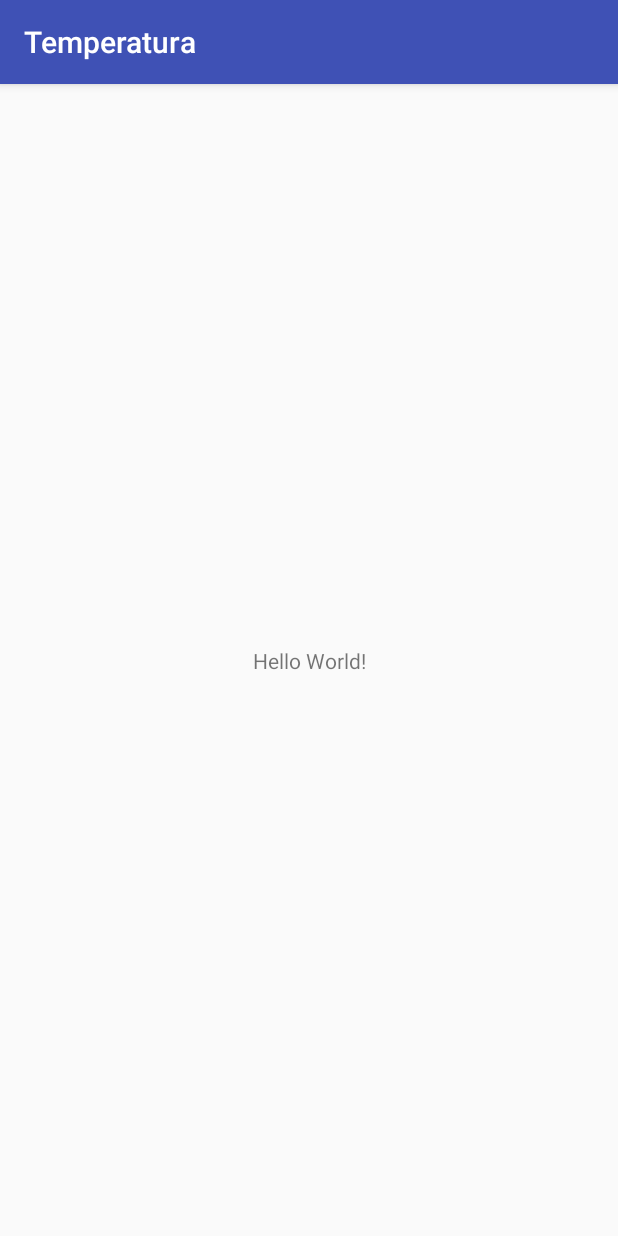
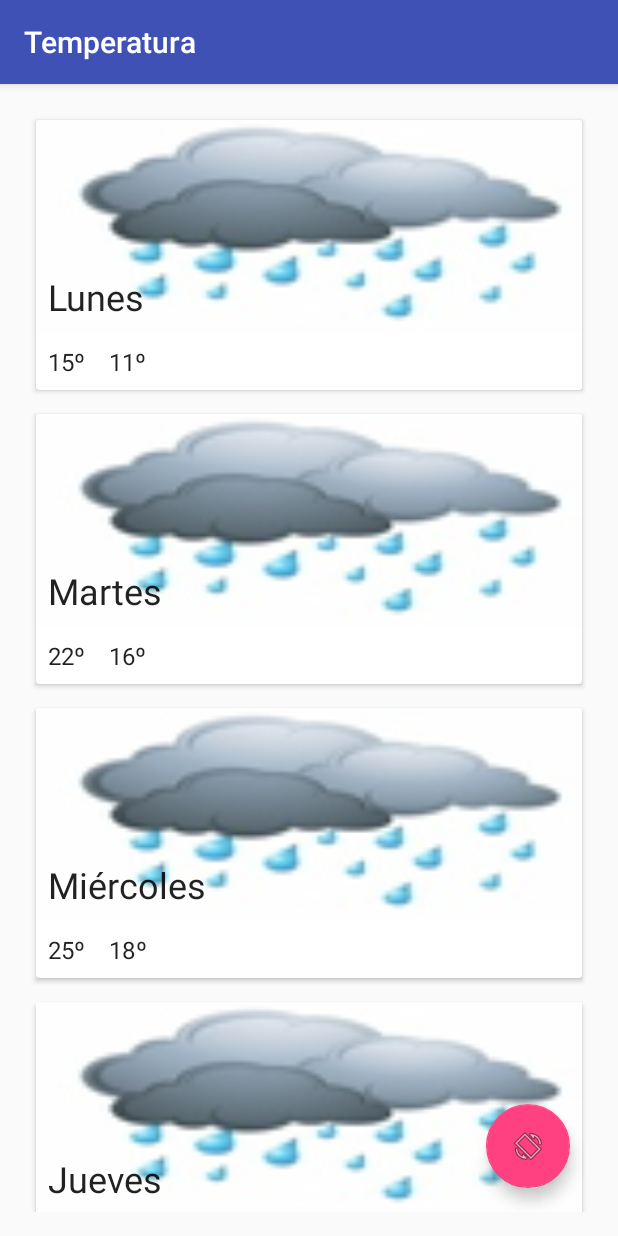
Before and after one commit to emanuelcondo/TP0-Taller-de-Proyectos-2, an Android app: the screen it shows after launch (MainActivity), on a phone screen of 412 x 824 dp. Run offline under Robolectric (Android 15) with nearby library versions, the phone set to English and light mode, and no system bars.

Commit message:
Primera version de la pantalla principal. Sin menu de ciudades

```diff
--- a/app/build.gradle
+++ b/app/build.gradle
@@ -20,10 +20,14 @@ android {
 
 dependencies {
     implementation fileTree(dir: 'libs', include: ['*.jar'])
-    implementation 'com.android.support:appcompat-v7:28.0.0-rc02'
+    implementation 'com.android.support:appcompat-v7:28.0.0-rc01'
     implementation 'com.android.support.constraint:constraint-layout:1.1.2'
     testImplementation 'junit:junit:4.12'
     androidTestImplementation 'com.android.support.test:runner:1.0.2'
     androidTestImplementation 'com.android.support.test.espresso:espresso-core:3.0.2'
     implementation 'com.android.volley:volley:1.1.1'
+    implementation 'com.android.support:recyclerview-v7:28.0.0-rc01'
+    implementation 'com.android.support:cardview-v7:28.0.0-rc01'
+    implementation 'com.github.bumptech.glide:glide:3.7.0'
+    implementation 'com.android.support:design:28.0.0-rc01'
 }
--- a/app/src/main/java/com/fiuba/tdp2/tp0/temperatura/MainActivity.java
+++ b/app/src/main/java/com/fiuba/tdp2/tp0/temperatura/MainActivity.java
@@ -1,13 +1,56 @@
 package com.fiuba.tdp2.tp0.temperatura;
 
+import android.content.res.TypedArray;
 import android.support.v7.app.AppCompatActivity;
+import android.support.v7.widget.LinearLayoutManager;
+import android.support.v7.widget.RecyclerView;
 import android.os.Bundle;
+import android.view.View;
+
+import com.fiuba.tdp2.tp0.temperatura.dominio.Pronostico;
+import com.fiuba.tdp2.tp0.temperatura.vista.PronosticoAdapter;
+
+import java.util.ArrayList;
 
 public class MainActivity extends AppCompatActivity {
 
-    @Override
+    private RecyclerView recyclerView;
+    private ArrayList<Pronostico> pronosticos;
+    private PronosticoAdapter pronosticoAdapter;
+
     protected void onCreate(Bundle savedInstanceState) {
         super.onCreate(savedInstanceState);
         setContentView(R.layout.activity_main);
+
+        recyclerView = findViewById(R.id.recyclerView);
+
+        recyclerView.setLayoutManager(new LinearLayoutManager(this));
+        pronosticos = new ArrayList<>();
+        pronosticoAdapter = new PronosticoAdapter(this, pronosticos);
+        recyclerView.setAdapter(pronosticoAdapter);
+        mockearPronosticos();
     }
+
+    //TODO: Borrar esto
+    private void mockearPronosticos() {
+        String[] dias = {"Lunes", "Martes", "Miércoles", "Jueves", "Viernes"};
+        Integer[] tempMaximas = {15, 22, 25, 11, 8};
+        Integer[] tempMinimas = {11, 16, 18, 5, 1};
+        TypedArray imagenesClima = getResources().obtainTypedArray(R.array.imagenes_clima);
+
+        pronosticos.clear();
+
+        for (int i = 0 ; i < dias.length ; ++i) {
+            pronosticos.add(new Pronostico(dias[i], tempMaximas[i], tempMinimas[i], imagenesClima.getResourceId(0, 0)));
+        }
+
+        imagenesClima.recycle();
+
+        pronosticoAdapter.notifyDataSetChanged();
+    }
+
+    public void refreshPronostico(View view) {
+        mockearPronosticos();
+    }
+
 }
--- /dev/null
+++ b/app/src/main/java/com/fiuba/tdp2/tp0/temperatura/dominio/Pronostico.java
@@ -0,0 +1,31 @@
+package com.fiuba.tdp2.tp0.temperatura.dominio;
+
+public class Pronostico {
+    private String dia;
+    private int temperaturaMaxima;
+    private int temperaturaMinima;
+    private int imagen;
+
+    public Pronostico(String dia, int temperaturaMaxima, int temperaturaMinima, int imagen) {
+        this.dia = dia;
+        this.temperaturaMaxima = temperaturaMaxima;
+        this.temperaturaMinima = temperaturaMinima;
+        this.imagen = imagen;
+    }
+
+    public String getDia() {
+        return dia;
+    }
+
+    public int getTemperaturaMaxima() {
+        return temperaturaMaxima;
+    }
+
+    public int getTemperaturaMinima() {
+        return temperaturaMinima;
+    }
+
+    public int getImagen() {
+        return imagen;
+    }
+}
--- /dev/null
+++ b/app/src/main/java/com/fiuba/tdp2/tp0/temperatura/vista/PronosticoAdapter.java
@@ -0,0 +1,67 @@
+package com.fiuba.tdp2.tp0.temperatura.vista;
+
+import android.content.Context;
+import android.support.annotation.NonNull;
+import android.support.v7.widget.RecyclerView;
+import android.view.LayoutInflater;
+import android.view.View;
+import android.view.ViewGroup;
+import android.widget.ImageView;
+import android.widget.TextView;
+
+import com.bumptech.glide.Glide;
+import com.fiuba.tdp2.tp0.temperatura.R;
+import com.fiuba.tdp2.tp0.temperatura.dominio.Pronostico;
+
+import java.util.ArrayList;
+
+public class PronosticoAdapter extends RecyclerView.Adapter<PronosticoAdapter.ViewHolder> {
+
+    private ArrayList<Pronostico> pronosticos;
+    private Context contexto;
+
+    public PronosticoAdapter(Context contexto, ArrayList<Pronostico> pronosticos) {
+        this.contexto = contexto;
+        this.pronosticos = pronosticos;
+    }
+
+    @NonNull
+    public PronosticoAdapter.ViewHolder onCreateViewHolder(@NonNull ViewGroup parent, int viewType) {
+        return new ViewHolder(LayoutInflater.from(contexto).inflate(R.layout.pronostico_item, parent, false));
+    }
+
+    public void onBindViewHolder(@NonNull PronosticoAdapter.ViewHolder holder, int posicion) {
+        Pronostico pronostico = pronosticos.get(posicion);
+        Glide.with(contexto).load(pronostico.getImagen()).into(holder.imagenClimaView);
+        holder.bindTo(pronostico);
+    }
+
+    @Override
+    public int getItemCount() {
+        return pronosticos.size();
+    }
+
+    class ViewHolder extends RecyclerView.ViewHolder {
+
+        private TextView diaText;
+        private TextView tempMaxText;
+        private TextView tempMinText;
+        private ImageView imagenClimaView;
+
+        ViewHolder(View itemView) {
+            super(itemView);
+
+            diaText = itemView.findViewById(R.id.dia);
+            tempMaxText = itemView.findViewById(R.id.tempMax);
+            tempMinText = itemView.findViewById(R.id.tempMin);
+            imagenClimaView = itemView.findViewById(R.id.imagenPronostico);
+        }
+
+        void bindTo(Pronostico pronostico){
+            diaText.setText(pronostico.getDia());
+            tempMaxText.setText(Integer.toString(pronostico.getTemperaturaMaxima()).concat("º"));
+            tempMinText.setText(Integer.toString(pronostico.getTemperaturaMinima()).concat("º"));
+        }
+    }
+
+}
--- a/app/src/main/res/layout/activity_main.xml
+++ b/app/src/main/res/layout/activity_main.xml
@@ -1,18 +1,30 @@
 <?xml version="1.0" encoding="utf-8"?>
-<android.support.constraint.ConstraintLayout xmlns:android="http://schemas.android.com/apk/res/android"
+<RelativeLayout xmlns:android="http://schemas.android.com/apk/res/android"
     xmlns:app="http://schemas.android.com/apk/res-auto"
     xmlns:tools="http://schemas.android.com/tools"
     android:layout_width="match_parent"
     android:layout_height="match_parent"
+    android:paddingBottom="@dimen/activity_vertical_margin"
+    android:paddingLeft="@dimen/activity_horizontal_margin"
+    android:paddingRight="@dimen/activity_horizontal_margin"
+    android:paddingTop="@dimen/activity_vertical_margin"
     tools:context=".MainActivity">
 
-    <TextView
+    <android.support.v7.widget.RecyclerView
+        android:id="@+id/recyclerView"
+        android:scrollbars="vertical"
+        android:layout_width="match_parent"
+        android:layout_height="match_parent" />
+
+    <android.support.design.widget.FloatingActionButton
+        android:id="@+id/floatingActionButton"
         android:layout_width="wrap_content"
         android:layout_height="wrap_content"
-        android:text="Hello World!"
-        app:layout_constraintBottom_toBottomOf="parent"
-        app:layout_constraintLeft_toLeftOf="parent"
-        app:layout_constraintRight_toRightOf="parent"
-        app:layout_constraintTop_toTopOf="parent" />
+        android:layout_alignParentBottom="true"
+        android:layout_alignParentRight="true"
+        android:layout_alignParentEnd="true"
+        android:layout_margin="16dp"
+        android:onClick="refreshPronostico"
+        app:srcCompat="@android:drawable/ic_menu_always_landscape_portrait" />
 
-</android.support.constraint.ConstraintLayout>
+</RelativeLayout>
--- /dev/null
+++ b/app/src/main/res/layout/pronostico_item.xml
@@ -0,0 +1,43 @@
+<?xml version="1.0" encoding="utf-8"?>
+<android.support.v7.widget.CardView
+    xmlns:android="http://schemas.android.com/apk/res/android"
+    android:layout_width="match_parent"
+    android:layout_height="wrap_content"
+    android:layout_margin="8dp">
+
+    <RelativeLayout
+        android:layout_width="match_parent"
+        android:layout_height="wrap_content">
+
+        <ImageView
+            android:layout_width="match_parent"
+            android:layout_height="wrap_content"
+            android:id="@+id/imagenPronostico"
+            android:adjustViewBounds="true"
+            android:contentDescription="@string/app_name" />
+        <TextView
+            android:layout_width="wrap_content"
+            android:layout_height="wrap_content"
+            android:id="@+id/dia"
+            android:padding="8dp"
+            style="@style/TextAppearance.AppCompat.Headline"
+            android:layout_alignBottom ="@id/imagenPronostico" />
+        <TextView
+            android:layout_width="wrap_content"
+            android:layout_height="wrap_content"
+            android:id="@+id/tempMax"
+            android:padding="8dp"
+            style="@style/TextAppearance.AppCompat.Subhead"
+            android:layout_below="@id/imagenPronostico" />
+        <TextView
+            android:layout_width="wrap_content"
+            android:layout_height="wrap_content"
+            android:id="@+id/tempMin"
+            android:padding="8dp"
+            style="@style/TextAppearance.AppCompat.Subhead"
+            android:layout_below="@id/imagenPronostico"
+            android:layout_toRightOf="@id/tempMax"
+            android:layout_toEndOf="@id/tempMax" />
+
+    </RelativeLayout>
+</android.support.v7.widget.CardView>
--- /dev/null
+++ b/app/src/main/res/values/dimens.xml
@@ -0,0 +1,5 @@
+<?xml version="1.0" encoding="utf-8"?>
+<resources>
+    <dimen name="activity_horizontal_margin">16dp</dimen>
+    <dimen name="activity_vertical_margin">16dp</dimen>
+</resources>
--- a/app/src/main/res/values/strings.xml
+++ b/app/src/main/res/values/strings.xml
@@ -1,3 +1,7 @@
 <resources>
     <string name="app_name">Temperatura</string>
+
+    <array name="imagenes_clima">
+        <item>@drawable/lluvia</item>
+    </array>
 </resources>
```
Also changed, not shown: app/src/main/res/drawable/lluvia.PNG (added).
